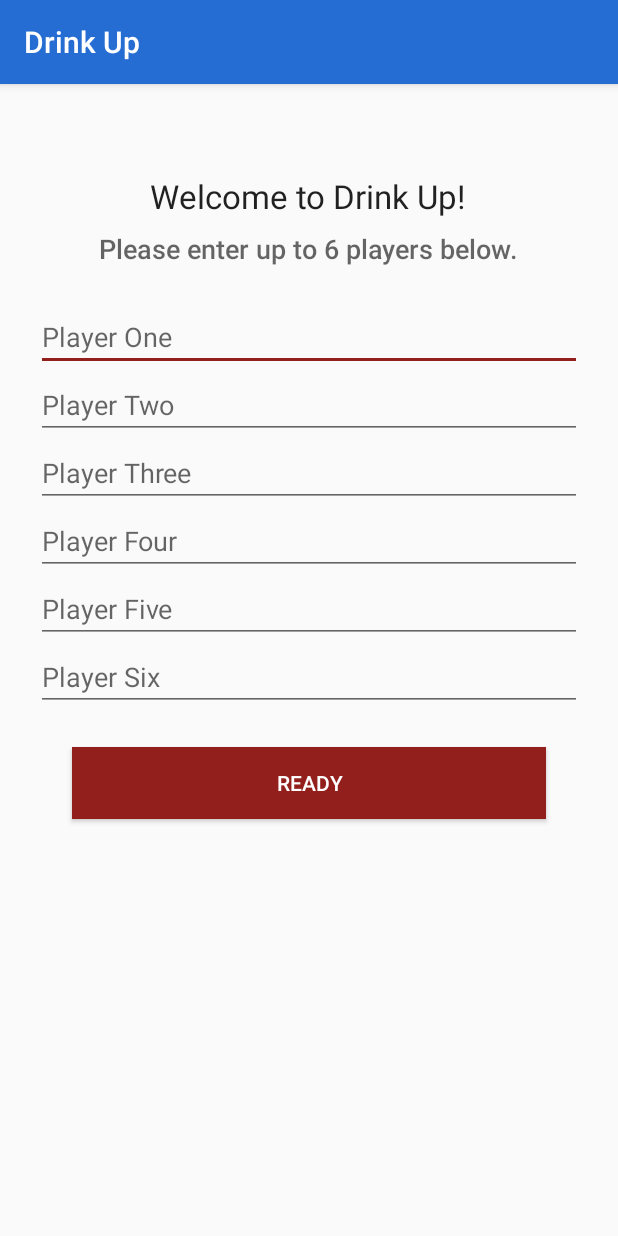
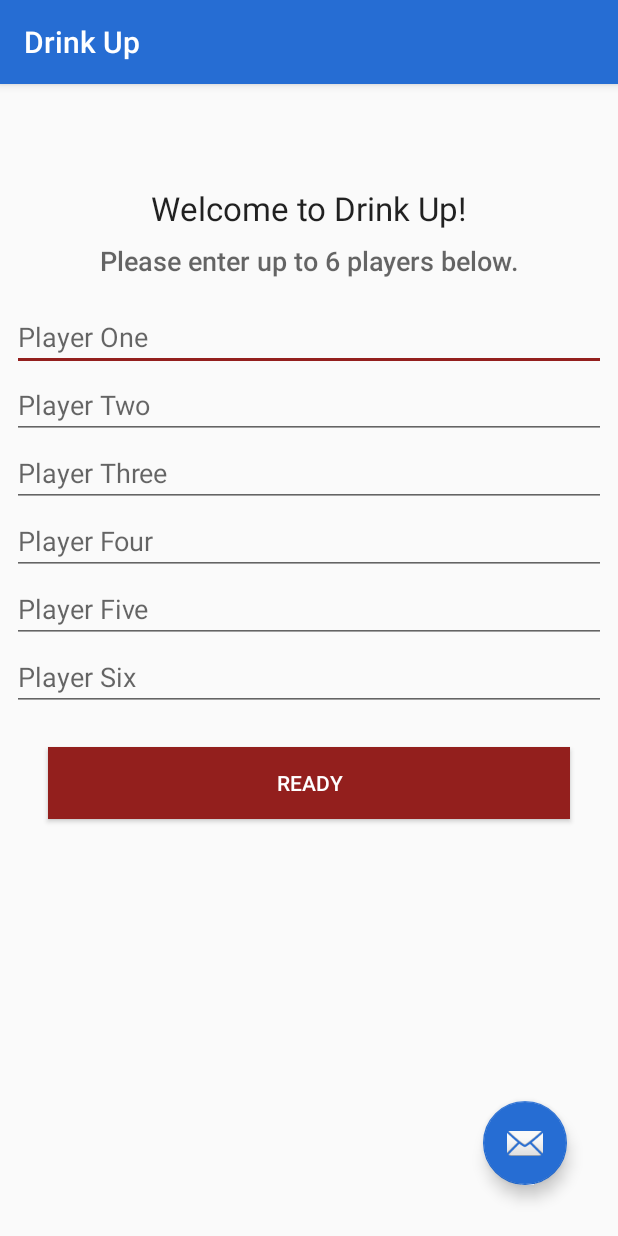
Before and after one commit to camhammel/DrinkUp, an Android app: the screen it shows after launch (MainActivity), on a phone screen of 412 x 824 dp. Run offline under Robolectric (Android 15) with nearby library versions, the phone set to English and light mode, and no system bars.

```diff
--- a/app/src/main/AndroidManifest.xml
+++ b/app/src/main/AndroidManifest.xml
@@ -18,9 +18,9 @@
         </activity>
         <activity android:name=".GameSelect" />
         <activity
-            android:name=".Eight"
+            android:name=".Down"
             android:configChanges="orientation|keyboardHidden|screenSize"
-            android:label="@string/title_activity_eight"
+            android:label="@string/title_activity_down"
             android:theme="@style/FullscreenTheme" />
         <activity
             android:name=".Trivia"
--- a/app/src/main/java/com/cameronhammel/cam/drinkup/MainActivity.java
+++ b/app/src/main/java/com/cameronhammel/cam/drinkup/MainActivity.java
@@ -1,11 +1,16 @@
 package com.cameronhammel.cam.drinkup;
 
+import android.content.ActivityNotFoundException;
 import android.content.Intent;
+import android.net.Uri;
 import android.os.Bundle;
+import android.support.design.widget.FloatingActionButton;
 import android.support.v7.app.AppCompatActivity;
+import android.support.v7.widget.Toolbar;
 import android.view.View;
 import android.widget.Button;
 import android.widget.EditText;
+import android.widget.Toast;
 
 import java.util.ArrayList;
 import java.util.List;
@@ -23,6 +28,29 @@ public class MainActivity extends AppCompatActivity {
     {
         super.onCreate(savedInstanceState);
         setContentView(R.layout.activity_main);
+
+        FloatingActionButton floatingActionButton = findViewById(R.id.feedbackButton);
+        floatingActionButton.setOnClickListener(new View.OnClickListener() {
+            @Override
+            public void onClick(View v)
+            {
+                String mailto = "mailto:drinkupfeedback@gmail.com" +
+                        "?subject=" + Uri.encode("Drink Up Feedback") +
+                        "&body=" + Uri.encode("Hi! I have some suggestions or feedback for the app. ");
+
+                Intent emailIntent = new Intent(Intent.ACTION_SENDTO);
+                emailIntent.setData(Uri.parse(mailto));
+
+                try
+                {
+                    startActivity(emailIntent);
+                }
+                catch (ActivityNotFoundException e)
+                {
+                    Toast.makeText(getApplicationContext(), "No Email App Installed",Toast.LENGTH_LONG).show();
+                }
+            }
+        });
 
         players = new String[6];
         finalplayers = new ArrayList();
--- a/app/src/main/res/layout/activity_eight.xml
+++ b/app/src/main/res/layout/activity_down.xml
@@ -4,7 +4,7 @@
     android:layout_width="match_parent"
     android:layout_height="match_parent"
     android:background="#0099cc"
-    tools:context="com.cameronhammel.cam.drinkup.Eight">
+    tools:context="com.cameronhammel.cam.drinkup.Down">
 
     <!-- The primary full-screen view. This can be replaced with whatever view
          is needed to present your content, e.g. VideoView, SurfaceView,
@@ -14,13 +14,13 @@
          android:fitsSystemWindows. -->
 
     <android.support.constraint.ConstraintLayout
-        android:id="@+id/eightConstraintLayout"
+        android:id="@+id/downConstraintLayout"
         android:layout_width="match_parent"
         android:layout_height="match_parent"
         android:onClick="refreshText">
 
         <TextView
-            android:id="@+id/eightText"
+            android:id="@+id/downText"
             android:layout_width="wrap_content"
             android:layout_height="wrap_content"
             android:layout_marginBottom="299dp"
--- a/app/src/main/res/layout/activity_main.xml
+++ b/app/src/main/res/layout/activity_main.xml
@@ -6,15 +6,27 @@
     android:layout_height="match_parent"
     tools:context="com.cameronhammel.cam.drinkup.MainActivity">
 
+    <ScrollView
+        android:layout_width="match_parent"
+        android:layout_height="match_parent">
+
+        <LinearLayout
+            android:layout_width="match_parent"
+            android:layout_height="wrap_content"
+            android:layout_margin="8dp"
+            android:orientation="vertical">
+
             <TextView
                 android:id="@+id/textView2"
-        android:layout_width="wrap_content"
+                android:layout_width="match_parent"
                 android:layout_height="wrap_content"
                 android:layout_alignParentTop="true"
                 android:layout_centerHorizontal="true"
+                android:layout_gravity="center_horizontal"
                 android:layout_marginTop="52dp"
                 android:padding="8dp"
                 android:text="Welcome to Drink Up!"
+                android:textAlignment="center"
                 android:textAppearance="@android:style/TextAppearance.DeviceDefault.Large"
                 app:layout_constraintLeft_toLeftOf="parent"
                 app:layout_constraintRight_toRightOf="parent"
@@ -22,19 +34,14 @@
 
             <TextView
                 android:id="@+id/textView3"
-        android:layout_width="wrap_content"
+                android:layout_width="match_parent"
                 android:layout_height="wrap_content"
                 android:layout_below="@+id/textView2"
                 android:layout_centerHorizontal="true"
+                android:layout_marginBottom="16dp"
                 android:text="Please enter up to 6 players below."
+                android:textAlignment="center"
                 android:textAppearance="@android:style/TextAppearance.DeviceDefault.Medium" />
-
-    <LinearLayout
-        android:layout_width="match_parent"
-        android:layout_height="match_parent"
-        android:layout_below="@+id/textView3"
-        android:orientation="vertical"
-        android:padding="24dp">
 
             <EditText
                 android:id="@+id/startP1"
@@ -92,8 +99,22 @@
                 android:layout_margin="24dp"
                 android:background="@color/colorAccent"
                 android:elevation="0dp"
-            android:text="Ready" />
+                android:text="Ready"
+                tools:targetApi="n" />
 
         </LinearLayout>
+    </ScrollView>
+
+    <android.support.design.widget.FloatingActionButton
+        android:id="@+id/feedbackButton"
+        android:layout_width="wrap_content"
+        android:layout_height="wrap_content"
+        android:layout_alignParentBottom="true"
+        android:layout_alignParentEnd="true"
+        android:layout_marginBottom="34dp"
+        android:layout_marginEnd="34dp"
+        android:clickable="true"
+        app:backgroundTint="@color/colorPrimary"
+        app:srcCompat="@android:drawable/ic_dialog_email" />
 
 </RelativeLayout>
--- a/app/src/main/res/values/colors.xml
+++ b/app/src/main/res/values/colors.xml
@@ -1,7 +1,7 @@
 <?xml version="1.0" encoding="utf-8"?>
 <resources>
     <color name="colorPrimary">#266DD3</color>
-    <color name="colorPrimaryDark">#0D1321</color>
+    <color name="colorPrimaryDark">#0d1321</color>
     <color name="colorAccent">#931F1D</color>
 
     <color name="black_overlay">#66000000</color>
--- /dev/null
+++ b/app/src/main/res/values/dimens.xml
@@ -0,0 +1,3 @@
+<resources>
+    <dimen name="fab_margin">16dp</dimen>
+</resources>
--- a/build.gradle
+++ b/build.gradle
@@ -7,7 +7,7 @@ buildscript {
         jcenter()
     }
     dependencies {
-        classpath 'com.android.tools.build:gradle:3.1.3'
+        classpath 'com.android.tools.build:gradle:3.1.4'
 
 
         // NOTE: Do not place your application dependencies here; they belong
```
Also changed, not shown: app/build.gradle (+5 -3 lines), app/src/main/java/com/cameronhammel/cam/drinkup/Down.java (renamed from app/src/main/java/com/cameronhammel/cam/drinkup/Eight.java, +61 -49 lines), app/src/main/java/com/cameronhammel/cam/drinkup/GameSelect.java (+17 -9 lines), app/src/main/java/com/cameronhammel/cam/drinkup/MostLikely.java (+31 -1 lines), app/src/main/res/layout/activity_game_select.xml (+5 -5 lines), app/src/main/res/values/strings.xml (+7 -1 lines), app/src/main/res/values/styles.xml (+9 -0 lines). Lines whose indentation alone changed are shown as unchanged.
